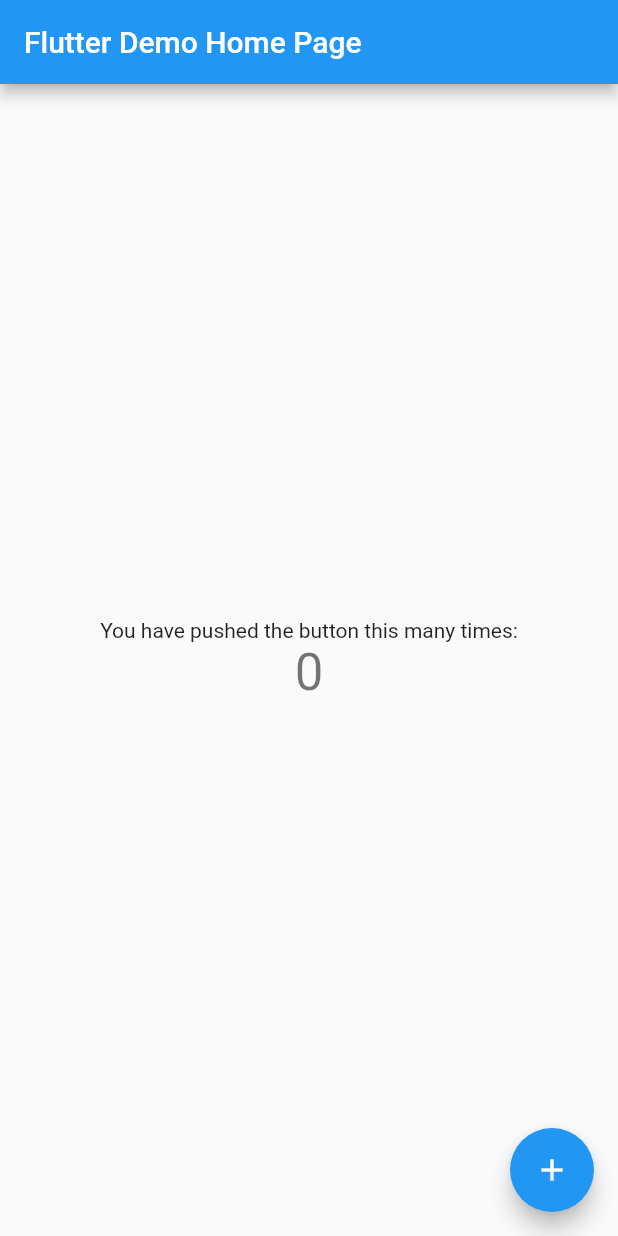
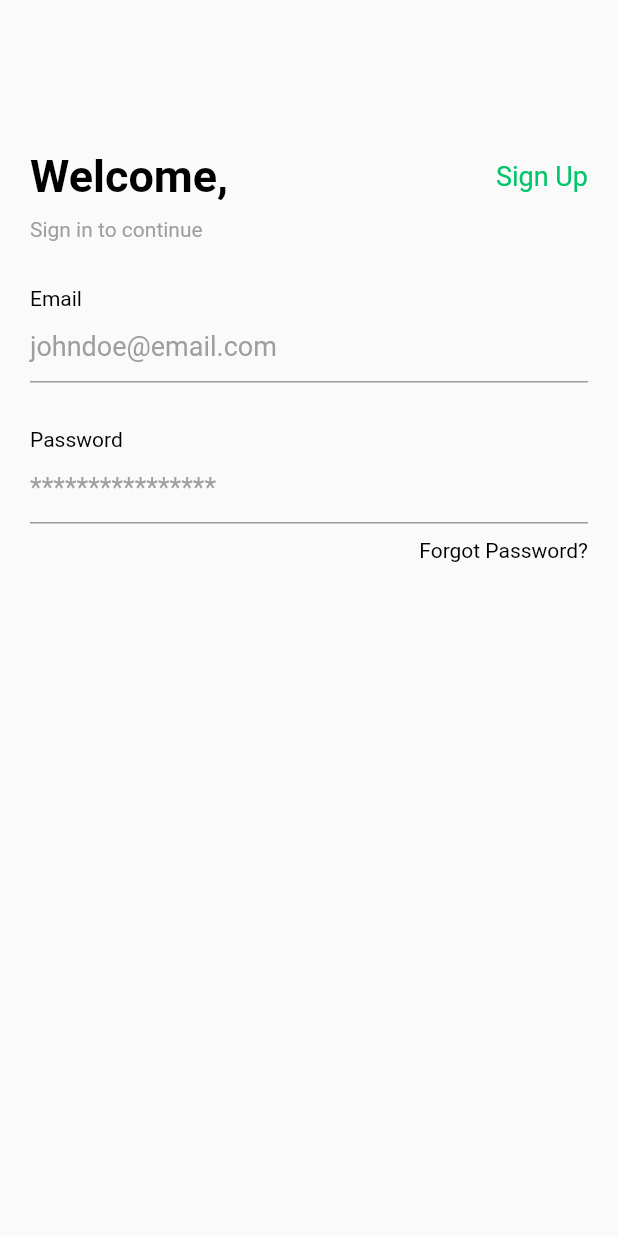
Before and after one commit to ahmedmandur/flutter_ecommerce, a Flutter app: the screen it shows after launch, on a phone screen of 412 x 824 dp. Run offline on Flutter 3.47's test engine with Material 2 defaults, Android fonts, the phone set to English and light mode, and no system bars.

Commit message:
create custom text, input to be used in the login screen and other application screens as shared widgets

```diff
--- /dev/null
+++ b/lib/core/constants/colors.dart
@@ -0,0 +1,3 @@
+import 'package:flutter/material.dart';
+
+const Color PRIMARY_COLOR = Color.fromRGBO(0, 197, 105, 1);
--- a/lib/main.dart
+++ b/lib/main.dart
@@ -1,3 +1,5 @@
+import 'package:ecommerce/core/constants/colors.dart';
+import 'package:ecommerce/screens/login_screen.dart';
 import 'package:flutter/material.dart';
 
 void main() {
@@ -5,109 +7,17 @@ void main() {
 }
 
 class MyApp extends StatelessWidget {
-  // This widget is the root of your application.
   @override
   Widget build(BuildContext context) {
     return MaterialApp(
-      title: 'Flutter Demo',
+      title: 'HiEcommerce',
       theme: ThemeData(
-        // This is the theme of your application.
-        //
-        // Try running your application with "flutter run". You'll see the
-        // application has a blue toolbar. Then, without quitting the app, try
-        // changing the primarySwatch below to Colors.green and then invoke
-        // "hot reload" (press "r" in the console where you ran "flutter run",
-        // or simply save your changes to "hot reload" in a Flutter IDE).
-        // Notice that the counter didn't reset back to zero; the application
-        // is not restarted.
-        primarySwatch: Colors.blue,
+        primaryColor: PRIMARY_COLOR,
       ),
-      home: MyHomePage(title: 'Flutter Demo Home Page'),
+      debugShowCheckedModeBanner: false,
+      home: Scaffold(
+        body: LoginScreen(),
+      ),
     );
   }
 }
-
-class MyHomePage extends StatefulWidget {
-  MyHomePage({Key? key, required this.title}) : super(key: key);
-
-  // This widget is the home page of your application. It is stateful, meaning
-  // that it has a State object (defined below) that contains fields that affect
-  // how it looks.
-
-  // This class is the configuration for the state. It holds the values (in this
-  // case the title) provided by the parent (in this case the App widget) and
-  // used by the build method of the State. Fields in a Widget subclass are
-  // always marked "final".
-
-  final String title;
-
-  @override
-  _MyHomePageState createState() => _MyHomePageState();
-}
-
-class _MyHomePageState extends State<MyHomePage> {
-  int _counter = 0;
-
-  void _incrementCounter() {
-    setState(() {
-      // This call to setState tells the Flutter framework that something has
-      // changed in this State, which causes it to rerun the build method below
-      // so that the display can reflect the updated values. If we changed
-      // _counter without calling setState(), then the build method would not be
-      // called again, and so nothing would appear to happen.
-      _counter++;
-    });
-  }
-
-  @override
-  Widget build(BuildContext context) {
-    // This method is rerun every time setState is called, for instance as done
-    // by the _incrementCounter method above.
-    //
-    // The Flutter framework has been optimized to make rerunning build methods
-    // fast, so that you can just rebuild anything that needs updating rather
-    // than having to individually change instances of widgets.
-    return Scaffold(
-      appBar: AppBar(
-        // Here we take the value from the MyHomePage object that was created by
-        // the App.build method, and use it to set our appbar title.
-        title: Text(widget.title),
-      ),
-      body: Center(
-        // Center is a layout widget. It takes a single child and positions it
-        // in the middle of the parent.
-        child: Column(
-          // Column is also a layout widget. It takes a list of children and
-          // arranges them vertically. By default, it sizes itself to fit its
-          // children horizontally, and tries to be as tall as its parent.
-          //
-          // Invoke "debug painting" (press "p" in the console, choose the
-          // "Toggle Debug Paint" action from the Flutter Inspector in Android
-          // Studio, or the "Toggle Debug Paint" command in Visual Studio Code)
-          // to see the wireframe for each widget.
-          //
-          // Column has various properties to control how it sizes itself and
-          // how it positions its children. Here we use mainAxisAlignment to
-          // center the children vertically; the main axis here is the vertical
-          // axis because Columns are vertical (the cross axis would be
-          // horizontal).
-          mainAxisAlignment: MainAxisAlignment.center,
-          children: <Widget>[
-            Text(
-              'You have pushed the button this many times:',
-            ),
-            Text(
-              '$_counter',
-              style: Theme.of(context).textTheme.headline4,
-            ),
-          ],
-        ),
-      ),
-      floatingActionButton: FloatingActionButton(
-        onPressed: _incrementCounter,
-        tooltip: 'Increment',
-        child: Icon(Icons.add),
-      ), // This trailing comma makes auto-formatting nicer for build methods.
-    );
-  }
-}
--- /dev/null
+++ b/lib/screens/login_screen.dart
@@ -0,0 +1,62 @@
+import 'package:ecommerce/core/constants/colors.dart';
+import 'package:ecommerce/widgets/controls/custom_input.dart';
+import 'package:ecommerce/widgets/controls/custom_text.dart';
+import 'package:flutter/material.dart';
+
+class LoginScreen extends StatelessWidget {
+  @override
+  Widget build(BuildContext context) {
+    return Padding(
+        padding: const EdgeInsets.only(top: 100.0, right: 20.0, left: 20.0),
+        child: Column(
+          children: [
+            Row(mainAxisAlignment: MainAxisAlignment.spaceBetween, children: [
+              CustomText(
+                text: "Welcome,",
+                size: 30.0,
+                fontWeight: FontWeight.bold,
+              ),
+              CustomText(
+                text: "Sign Up",
+                color: PRIMARY_COLOR,
+              ),
+            ]),
+            SizedBox(
+              height: 10.0,
+            ),
+            CustomText(
+              text: 'Sign in to continue',
+              color: Colors.grey.shade500,
+              size: 14.0,
+            ),
+            SizedBox(
+              height: 30.0,
+            ),
+            Column(
+              children: [
+                CustomInput(
+                  labelText: "Email",
+                  hintText: "johndoe@email.com",
+                ),
+                SizedBox(
+                  height: 30.0,
+                ),
+                CustomInput(
+                  labelText: "Password",
+                  hintText: "****************",
+                  isPassword: true,
+                ),
+                SizedBox(
+                  height: 10.0,
+                ),
+                CustomText(
+                  text: 'Forgot Password?',
+                  alignment: Alignment.topRight,
+                  size: 14.0,
+                ),
+              ],
+            )
+          ],
+        ));
+  }
+}
--- /dev/null
+++ b/lib/widgets/controls/custom_input.dart
@@ -0,0 +1,51 @@
+import 'package:ecommerce/core/constants/colors.dart';
+import 'package:ecommerce/widgets/controls/custom_text.dart';
+import 'package:flutter/material.dart';
+
+class CustomInput extends StatelessWidget {
+  String hintText;
+  String labelText;
+  bool isPassword;
+  Function(String?)? onSaved;
+  String? Function(String?)? validator;
+
+  TextEditingController? controller;
+
+  CustomInput(
+      {this.hintText = "",
+      required this.labelText,
+      this.isPassword = false,
+      this.onSaved,
+      this.validator,
+      this.controller});
+
+  @override
+  Widget build(BuildContext context) {
+    return Column(
+      children: [
+        CustomText(
+          text: this.labelText,
+          size: 14.0,
+        ),
+        TextFormField(
+            onSaved: onSaved,
+            validator: validator,
+            style: TextStyle(fontSize: 18.0),
+            obscureText: this.isPassword,
+            decoration: InputDecoration(
+                focusedBorder: UnderlineInputBorder(
+                  borderSide: BorderSide(color: PRIMARY_COLOR),
+                ),
+                border: UnderlineInputBorder(
+                  borderSide: BorderSide(color: PRIMARY_COLOR),
+                ),
+                hintText: this.hintText,
+                hintStyle: TextStyle(
+                  color: Colors.grey.shade500,
+                ),
+                contentPadding: EdgeInsets.symmetric(vertical: 10.0),
+                fillColor: Colors.white)),
+      ],
+    );
+  }
+}
--- /dev/null
+++ b/lib/widgets/controls/custom_text.dart
@@ -0,0 +1,30 @@
+import 'package:flutter/material.dart';
+
+class CustomText extends StatelessWidget {
+  String text;
+  double size;
+  Color color;
+  FontWeight fontWeight;
+  Alignment alignment;
+
+  CustomText(
+      {required this.text,
+      this.size = 18.0,
+      this.color = Colors.black,
+      this.fontWeight = FontWeight.normal,
+      this.alignment = Alignment.topLeft});
+
+  @override
+  Widget build(BuildContext context) {
+    return Container(
+      alignment: this.alignment,
+      child: Text(
+        this.text,
+        style: TextStyle(
+            fontSize: this.size,
+            fontWeight: this.fontWeight,
+            color: this.color),
+      ),
+    );
+  }
+}
```
Also changed, not shown: lib/widgets/controls/custom_button.dart (added).
